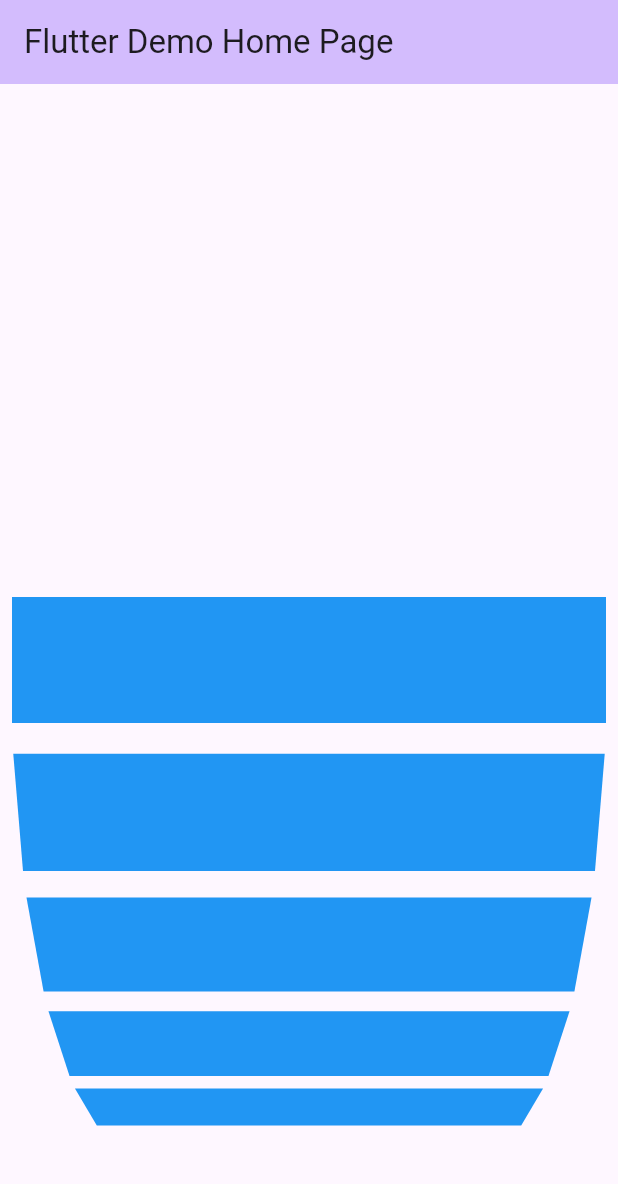
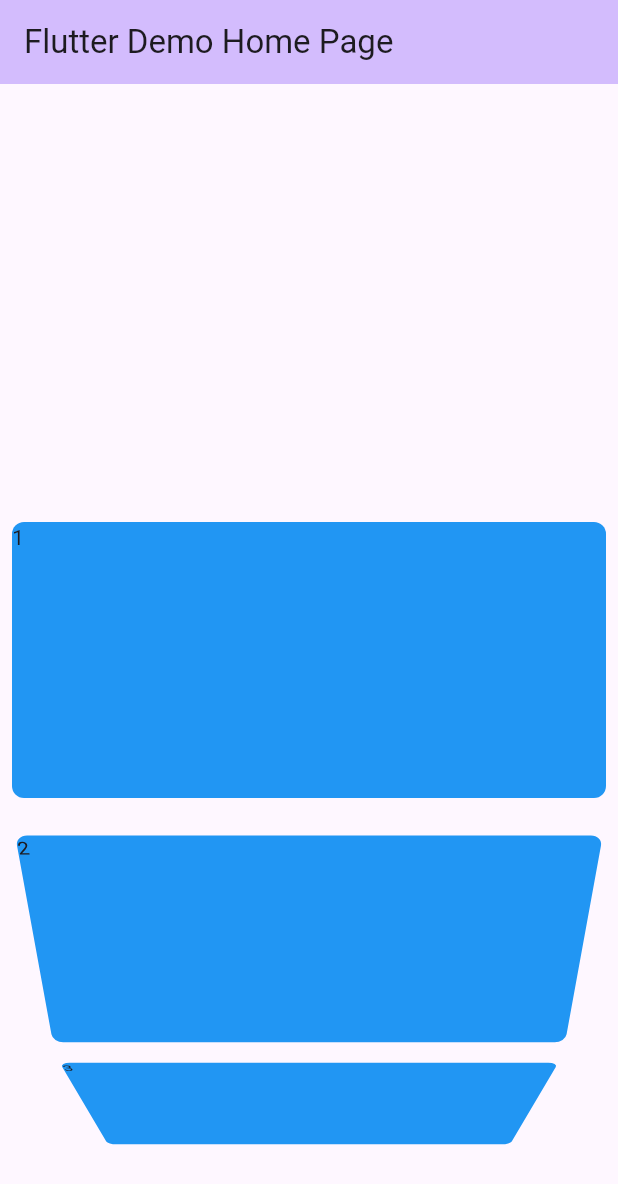
Before and after one commit to Foysalrabby/Flutterpartice70, a Flutter app: the screen it shows after launch, on a phone screen of 412 x 824 dp. Shown: the top 1184 px of the screen. Run offline on Flutter 3.47's test engine with Material 3 defaults, Android fonts, the phone set to English and light mode, and no system bars.

Commit message:
end listwhellviewscroll

```diff
--- a/flutterapp/lib/main.dart
+++ b/flutterapp/lib/main.dart
@@ -33,7 +33,7 @@ class MyHomePage extends StatefulWidget {
 class _MyHomePageState extends State<MyHomePage> {
   @override
   Widget build(BuildContext context) {
-    var arrayindex = [1,2,3,4,5,6,7,8,10,11];
+    var arrayindex = [1, 2, 3, 4, 5, 6, 7, 8, 10, 11];
 
     return Scaffold(
       appBar: AppBar(
@@ -42,18 +42,24 @@ class _MyHomePageState extends State<MyHomePage> {
       ),
       body: Center(
         child: ListWheelScrollView(
-          itemExtent: 100,
-          children:arrayindex.map((value) => Center(
+          itemExtent: 200,
+          children: arrayindex
+              .map((value) => Center(
                     child: Padding(
                       padding: const EdgeInsets.all(8.0),
                       child: Container(
+                        child: Text("${value}"),
                         width: double.infinity,
+                        height: double.infinity,
+
+                        decoration: BoxDecoration(
+                          borderRadius: BorderRadius.circular(8),
                           color: Colors.blue,
-
                         ),
                       ),
-          )).toList(),
-
+                    ),
+                  ))
+              .toList(),
         ),
       ),
     );
```
Lines whose indentation alone changed are shown as unchanged.
